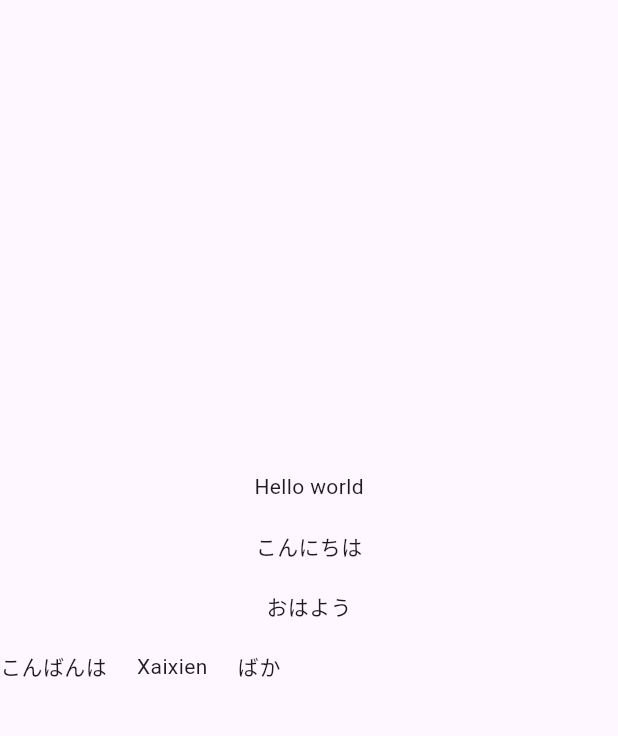
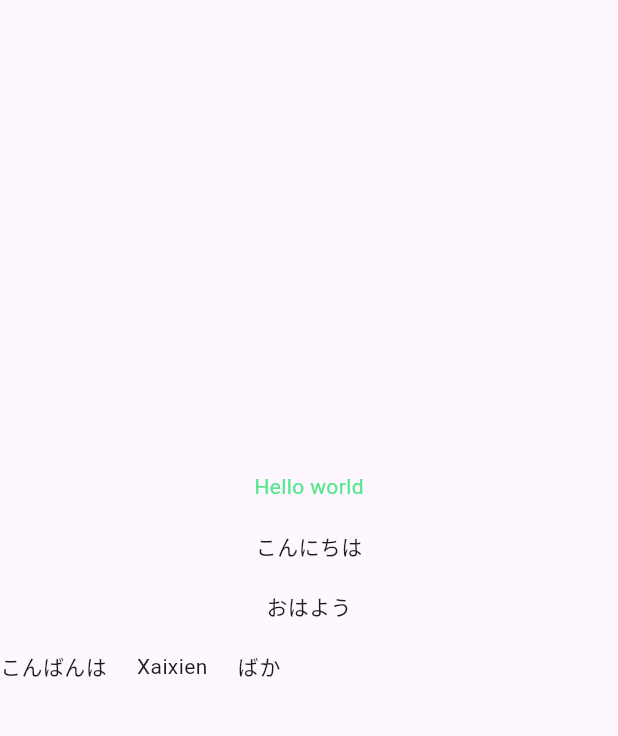
Before and after one commit to secretProject-Co/fukusaifu, a Flutter app: the screen it shows after launch, on a phone screen of 412 x 824 dp, the part 84-820 px from its top. Run offline on Flutter 3.47's test engine with Material 2 defaults, Android fonts, the phone set to English and light mode, and no system bars; our stand-ins replace gap.

Commit message:
EDIT : Move color_constants

```diff
--- a/lib/main.dart
+++ b/lib/main.dart
@@ -1,4 +1,5 @@
 import 'package:flutter/material.dart';
+import 'package:fukusaifu/constraints/color_constants.dart';
 import 'package:gap/gap.dart';
 
 void main() {
@@ -52,7 +53,7 @@
           crossAxisAlignment: CrossAxisAlignment.center,
           mainAxisAlignment: MainAxisAlignment.center,
           children: [
-            Text("Hello world"),
+            Text("Hello world",style: TextStyle(color: AppConst.kMainGreen),),
             Gap(20),
             Text("こんにちは"),
             Gap(20),
```
Also changed, not shown: lib/constraints/color_constants.dart (renamed from constraints/color_constants.dart).
